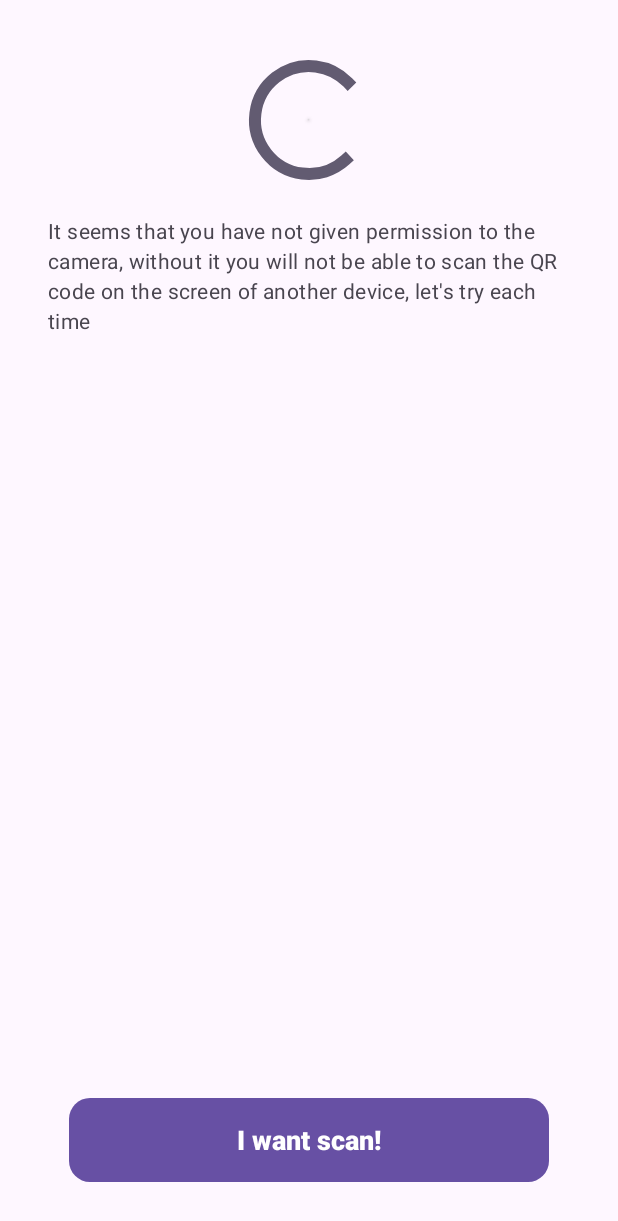
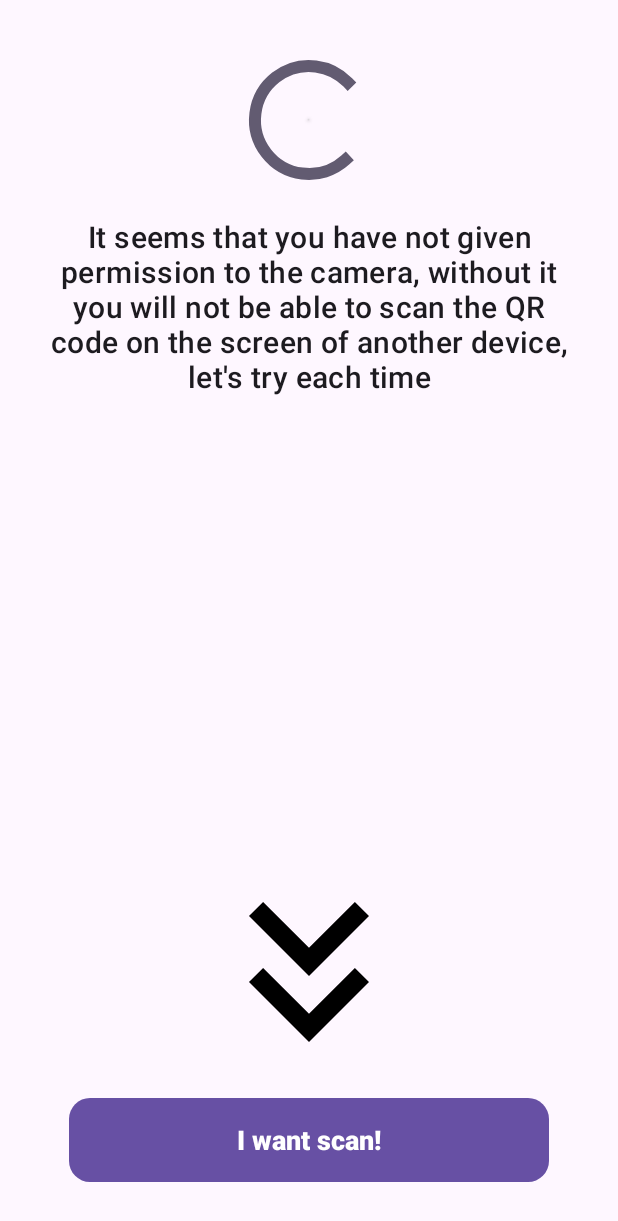
Before and after one commit to RaiseUp69/AuthGuardian, an Android app: the layout fragment_qr_code_generation_fragment.xml on its own in the app's theme, with its tools: preview values and no code run, on a phone screen of 412 x 824 dp. Shown: the top 1221 px of the screen. Run offline under Robolectric (Android 15) with nearby library versions, the phone set to English and light mode, and no system bars.

Commit message:
Added arrow to qr code button

```diff
--- a/app/src/main/java/com/authguardian/mobileapp/fragment/QrCodeGenerationFragment.kt
+++ b/app/src/main/java/com/authguardian/mobileapp/fragment/QrCodeGenerationFragment.kt
@@ -88,6 +88,7 @@ class QrCodeGenerationFragment : Fragment(), View.OnClickListener {
     private fun updateUiForPermissionGranted() {
         with(binding) {
             txtPermissionRejectedMessage.isVisible = false
+            imgArrowGuide.isVisible = false
             qrCodeLayout.alpha = 1F
             btnScanQrCode.text = getString(R.string.i_want_scan)
         }
@@ -129,6 +130,7 @@ class QrCodeGenerationFragment : Fragment(), View.OnClickListener {
     private fun handlePermissionDenied(isPermissionDeniedPermanently: Boolean) {
         with(binding) {
             txtPermissionRejectedMessage.isVisible = true
+            imgArrowGuide.isVisible = true
             txtPermissionRejectedMessage.text = getString(
                 if (isPermissionDeniedPermanently)
                     R.string.camera_permission_rejected_second_time
--- /dev/null
+++ b/app/src/main/res/drawable/ic_bottom_arrow.xml
@@ -0,0 +1,13 @@
+<vector xmlns:android="http://schemas.android.com/apk/res/android"
+    android:width="160dp"
+    android:height="160dp"
+    android:tint="#000000"
+    android:viewportWidth="24"
+    android:viewportHeight="24">
+    <path
+        android:fillColor="@android:color/white"
+        android:pathData="M18,6.41l-1.41,-1.41l-4.59,4.58l-4.59,-4.58l-1.41,1.41l6,6z" />
+    <path
+        android:fillColor="@android:color/white"
+        android:pathData="M18,13l-1.41,-1.41l-4.59,4.58l-4.59,-4.58l-1.41,1.41l6,6z" />
+</vector>
--- a/app/src/main/res/layout/fragment_qr_code_generation_fragment.xml
+++ b/app/src/main/res/layout/fragment_qr_code_generation_fragment.xml
@@ -41,15 +41,30 @@
 
     <TextView
         android:id="@+id/txtPermissionRejectedMessage"
-        style="@style/MaterialAlertDialog.Material3.Body.Text"
+        style="@style/TextAppearance.MaterialComponents.Headline6"
         android:layout_width="0dp"
         android:layout_height="wrap_content"
         android:layout_marginTop="16dp"
         android:text="@string/camera_permission_rejected_first_time"
+        android:textAlignment="center"
         android:visibility="gone"
         app:layout_constraintEnd_toEndOf="parent"
         app:layout_constraintStart_toStartOf="parent"
         app:layout_constraintTop_toBottomOf="@+id/qrCodeLayout"
+        tools:visibility="visible" />
+
+    <ImageView
+        android:id="@+id/imgArrowGuide"
+        android:layout_width="wrap_content"
+        android:layout_height="wrap_content"
+        android:contentDescription="@string/go_to_settings"
+        android:src="@drawable/ic_bottom_arrow"
+        android:visibility="gone"
+        app:layout_constraintBottom_toTopOf="@+id/btnScanQrCode"
+        app:layout_constraintEnd_toEndOf="parent"
+        app:layout_constraintStart_toStartOf="parent"
+        app:layout_constraintTop_toBottomOf="@+id/txtPermissionRejectedMessage"
+        app:layout_constraintVertical_bias="1.0"
         tools:visibility="visible" />
 
     <Button
```
